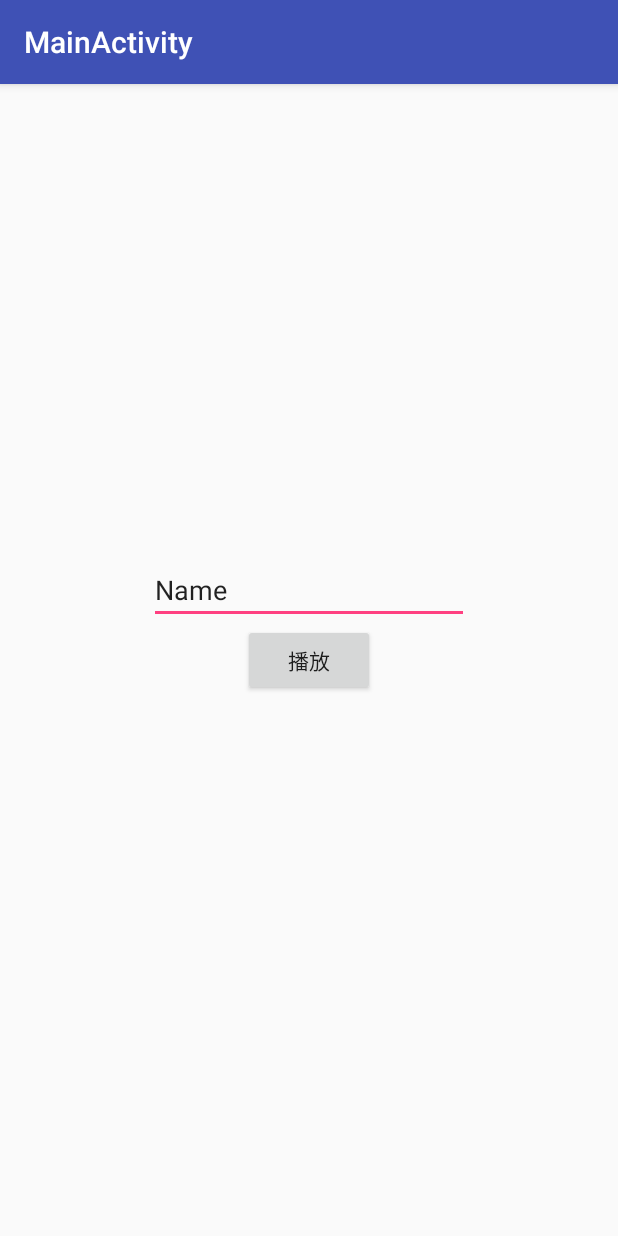
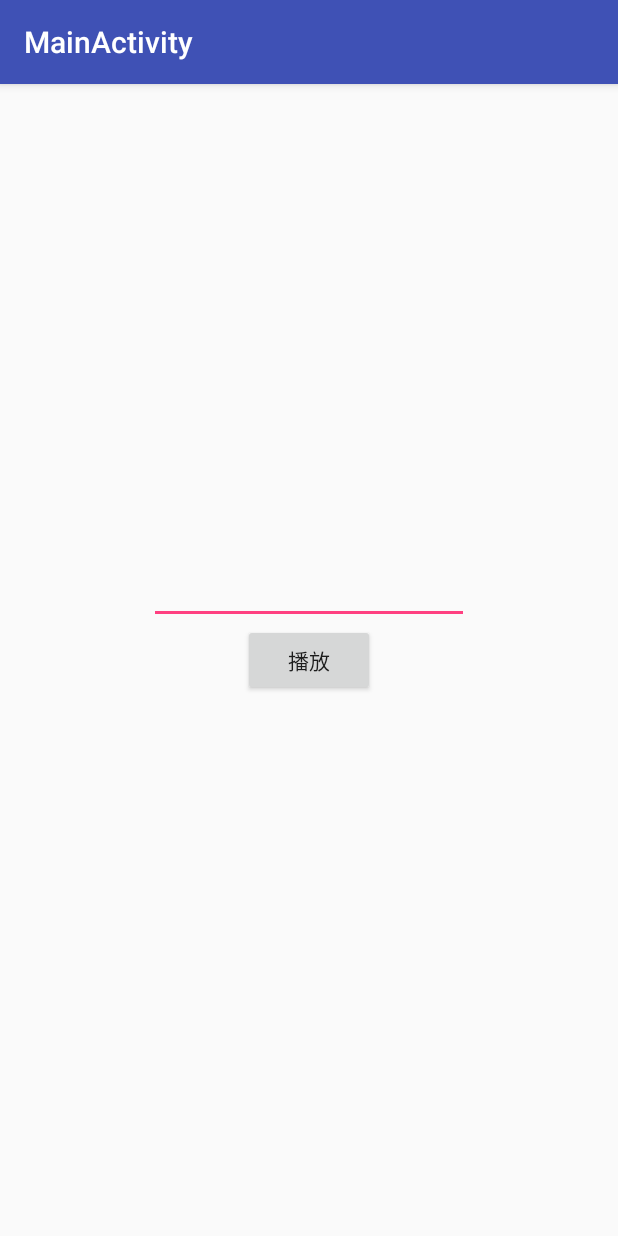
Before and after one commit to BBBOND/SimplePlayer, an Android app: the screen it shows after launch (MainActivity), after a tap on "播放", on a phone screen of 412 x 824 dp. Run offline under Robolectric (Android 15) with nearby library versions, the phone set to English and light mode, and no system bars.

Commit message:
对本地和远端文件的区别处理

```diff
--- a/example/src/main/java/com/kim/simpleplayer/MainActivity.java
+++ b/example/src/main/java/com/kim/simpleplayer/MainActivity.java
@@ -33,12 +33,8 @@ public class MainActivity extends AppCompatActivity implements
             mMediaPlayer = new MediaPlayer();
             mMediaPlayer.setAudioStreamType(AudioManager.STREAM_MUSIC);
 
-            String url = mEditText.getText().toString();
-            if (url.startsWith("file://")) {
-                mMediaPlayer.setDataSource(this, Uri.fromFile(new File(url)));
-            } else {
-                mMediaPlayer.setDataSource(url);
-            }
+            String url = mEditText.getText().toString(); //适用于 文件路径或网络路径
+            mMediaPlayer.setDataSource(url);
             mMediaPlayer.setOnPreparedListener(this);
             mMediaPlayer.prepareAsync();
         } catch (IOException e) {
--- a/example/src/main/res/layout/content_main.xml
+++ b/example/src/main/res/layout/content_main.xml
@@ -24,6 +24,5 @@
         android:layout_above="@+id/button"
         android:layout_centerHorizontal="true"
         android:ems="10"
-        android:inputType="textPersonName"
-        android:text="Name" />
+        android:inputType="textPersonName" />
 </RelativeLayout>
--- a/musicplayer/src/main/java/com/kim/simpleplayer/playback/LocalPlayback.java
+++ b/musicplayer/src/main/java/com/kim/simpleplayer/playback/LocalPlayback.java
@@ -161,10 +161,9 @@ public class LocalPlayback implements Playback,
                 mMediaPlayer.setAudioStreamType(AudioManager.STREAM_MUSIC);
                 mMediaPlayer.setDataSource(source);
 
-                // TODO: 2017/3/20 判断本地和远端源
-
                 mMediaPlayer.prepareAsync();
-                mWifiLock.acquire();
+                if (source != null && source.startsWith("http"))
+                    mWifiLock.acquire();
 
                 if (mCallback != null) {
                     mCallback.onPlaybackStatusChanged(mState);
```
